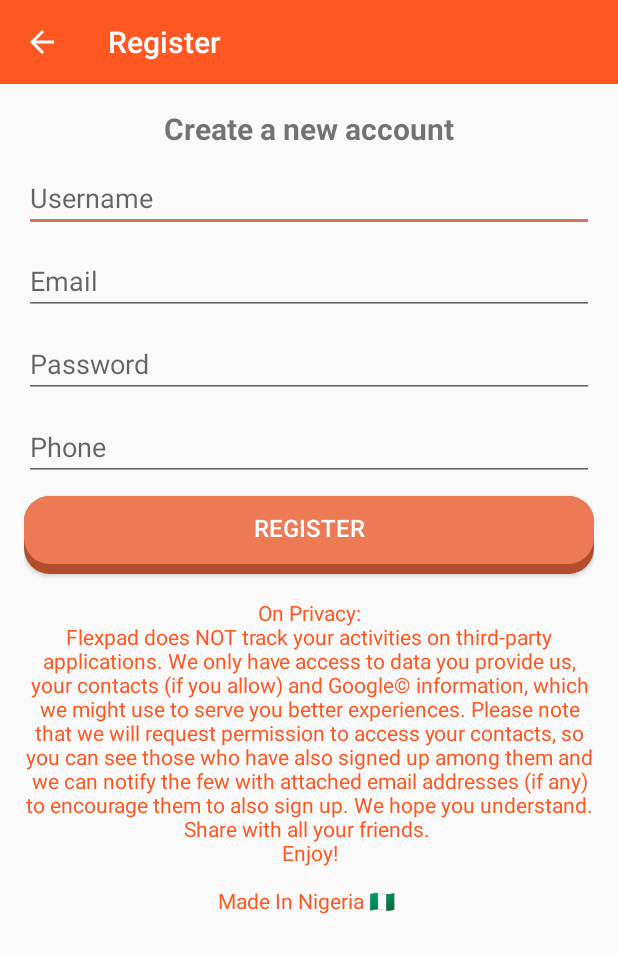
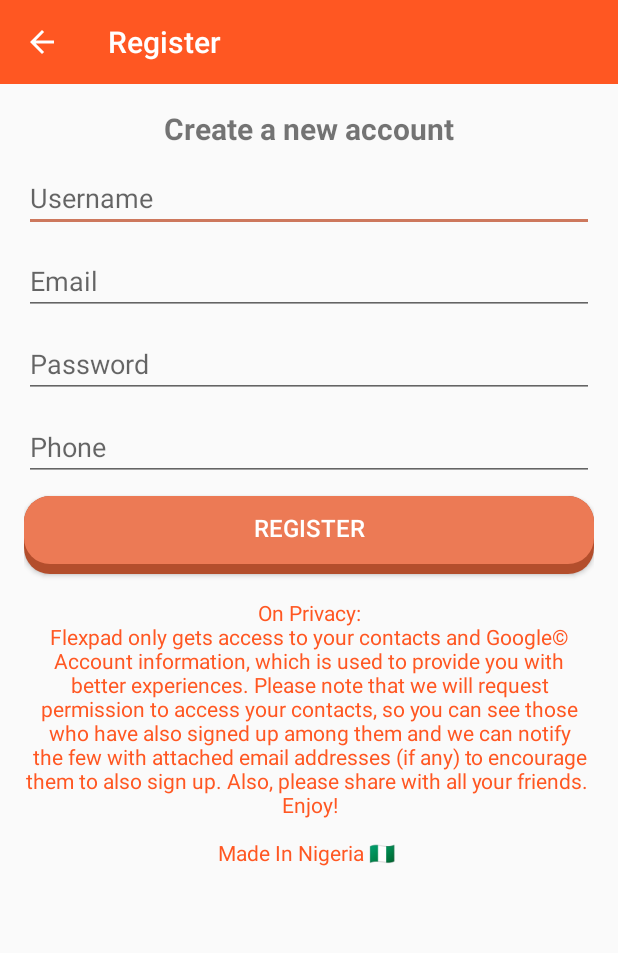
Before and after one commit to Tele582/Flexpad, an Android app: the screen it shows after launch (RegisterActivity), after a tap on "REGISTER", on a phone screen of 412 x 824 dp. Shown: the top 953 px of the screen. Run offline under Robolectric (Android 15) with nearby library versions, the phone set to English and light mode, and no system bars; our stand-ins replace Firebase (no records; nobody signed in at launch, a user with empty details on screens opened directly); libraries missing offline, so code that uses them is left out: com.rengwuxian.materialedittext; plain views replace MaterialEditText; 4 statements that could not run were skipped.

Commit message:
Minor Policy and Dependency Updates

```diff
--- a/app/build.gradle
+++ b/app/build.gradle
@@ -84,7 +84,7 @@
     implementation 'androidx.appcompat:appcompat:1.2.0'
     implementation 'androidx.constraintlayout:constraintlayout:2.0.1'
 
-    testImplementation 'junit:junit:4.12'
+    testImplementation 'junit:junit:4.13'
     androidTestImplementation 'androidx.test.ext:junit:1.1.2'
     androidTestImplementation 'androidx.test.espresso:espresso-core:3.3.0'
 
--- a/app/src/main/java/fun/flexpad/com/RegisterActivity.java
+++ b/app/src/main/java/fun/flexpad/com/RegisterActivity.java
@@ -62,7 +62,6 @@
         password = findViewById(R.id.password);
         btn_register = findViewById(R.id.btn_register);
         phone_number = findViewById(R.id.phone_number);
-
 
 
 
--- a/app/src/main/res/values/strings.xml
+++ b/app/src/main/res/values/strings.xml
@@ -35,7 +35,7 @@
     <string name="contacts">Contacts</string>
     <string name="phone">Phone</string>
     <string name="group_payment">Group Payment</string>
-    <string name="privacy_policy">"On Privacy:\nFlexpad does NOT track your activities on third-party applications. We only have access to data you provide us, your contacts (if you allow) and Google© information, which we might use to serve you better experiences. Please note that we will request permission to access your contacts, so you can see those who have also signed up among them and we can notify the few with attached email addresses (if any) to encourage them to also sign up. We hope you understand. Share with all your friends. \nEnjoy!\n\nMade In Nigeria 🇳🇬 "</string>
+    <string name="privacy_policy">"On Privacy:\nFlexpad only gets access to your contacts and Google© Account information, which is used to provide you with better experiences. Please note that we will request permission to access your contacts, so you can see those who have also signed up among them and we can notify the few with attached email addresses (if any) to encourage them to also sign up. Also, please share with all your friends. \nEnjoy!\n\nMade In Nigeria 🇳🇬 "</string>
     <string name="add_money">Add Money To Wallet</string>
     <string name="send_money">Send Money With Friends</string>
     <string name="request_money">Request Money</string>
```
